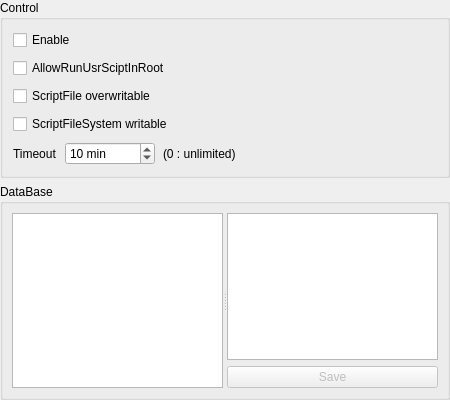
Qt form src/settings/scriptsettingdialog.ui (Wing-summer/WingHexExplorer2) before a commit.
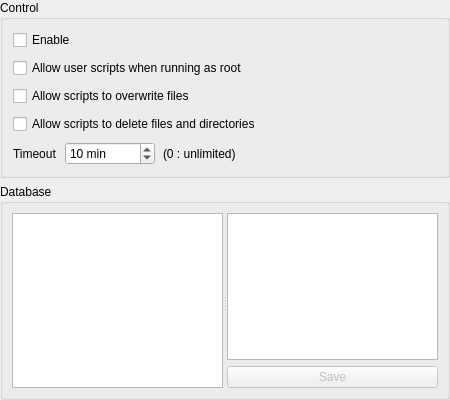
The same form after that commit. Custom widgets are drawn as their Qt base class.

What changed in the file:
```diff
--- a/src/settings/scriptsettingdialog.ui
+++ b/src/settings/scriptsettingdialog.ui
@@ -66,21 +66,21 @@
       <item>
        <widget class="QCheckBox" name="cbAllowUsrScript">
         <property name="text">
-         <string>AllowRunUsrSciptInRoot</string>
+         <string>Allow user scripts when running as root</string>
         </property>
        </widget>
       </item>
       <item>
        <widget class="QCheckBox" name="cbFileWrite">
         <property name="text">
-         <string>ScriptFile overwritable</string>
+         <string>Allow scripts to overwrite files</string>
         </property>
        </widget>
       </item>
       <item>
        <widget class="QCheckBox" name="cbFileSysWrite">
         <property name="text">
-         <string>ScriptFileSystem writable</string>
+         <string>Allow scripts to delete files and directories</string>
         </property>
        </widget>
       </item>
@@ -160,7 +160,7 @@
    <item>
     <widget class="QGroupBox" name="groupBox_2">
      <property name="title">
-      <string>DataBase</string>
+      <string>Database</string>
      </property>
      <layout class="QVBoxLayout" name="verticalLayout_4">
       <property name="sizeConstraint">
```
